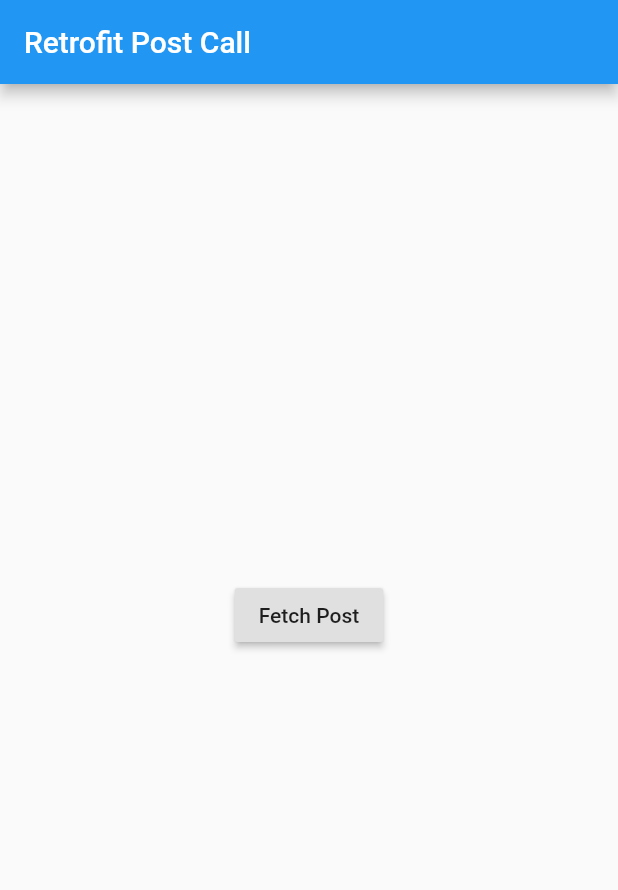
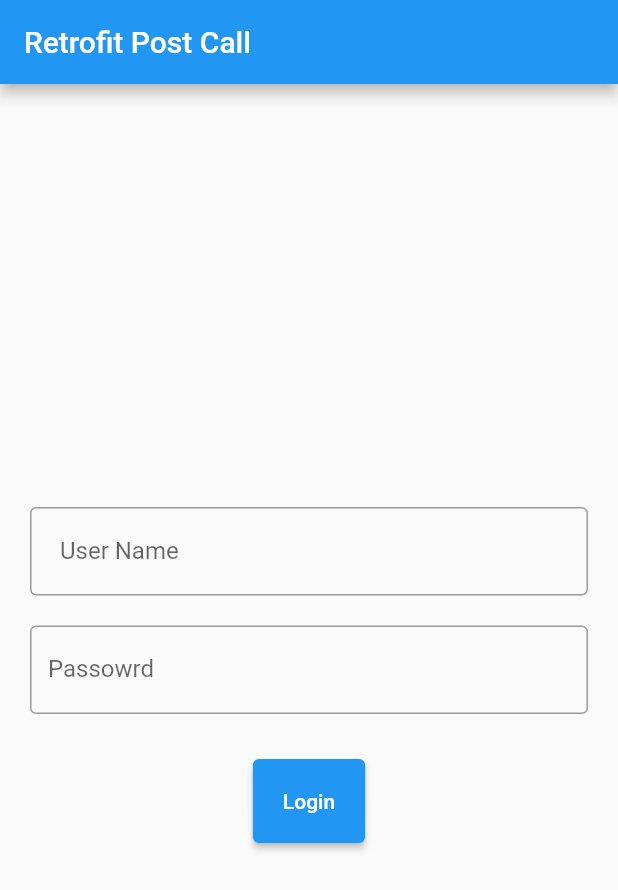
Before and after one commit to enamul95/retrofit_flutter, a Flutter app: the screen it shows after launch, on a phone screen of 412 x 824 dp. Shown: the top 890 px of the screen. Run offline on Flutter 3.47's test engine with Material 2 defaults, Android fonts, the phone set to English and light mode, and no system bars; our stand-ins replace dio, retrofit; generated files the repository leaves out were written again.

Commit message:
add  login page

```diff
--- a/lib/main.dart
+++ b/lib/main.dart
@@ -13,6 +13,7 @@
   @override
   Widget build(BuildContext context) {
     return MaterialApp(
+      debugShowCheckedModeBanner: false,
       title: 'Flutter Demo',
       theme: ThemeData(
         // is not restarted.
@@ -37,67 +38,53 @@
       appBar: AppBar(
         title: Text("Retrofit Post Call"),
       ),
-      body: Center(
-        child: Column(
-          mainAxisAlignment: MainAxisAlignment.center,
-          children: <Widget>[
-            RaisedButton(
-                child: Text("Fetch Post"),
-                // onPressed: () => {
-                //       setState(() {
-                //         pressed = true;
-                //         //fetchData(postNum);
-                //       })
-                //     }),
-
-                onPressed: () => {callApi()}),
-            Padding(padding: EdgeInsets.all(30)),
-            // pressed ? _buildBody(context) : SizedBox(),
-            // pressed:(){},
-          ],
+      body: Container(
+        // color: Colors.cyanAccent,
+        //  margin: const EdgeInsets.all(20.0),
+        child: Padding(
+          padding: const EdgeInsets.all(20),
+          child: Center(
+            child: Column(
+              mainAxisAlignment: MainAxisAlignment.center,
+              children: <Widget>[
+                Padding(
+                  padding: const EdgeInsets.only(top: 20),
+                  child: TextField(
+                    decoration: InputDecoration(
+                        border: OutlineInputBorder(),
+                        contentPadding: const EdgeInsets.all(20.0),
+                        labelText: 'User Name',
+                        hintText: 'Enter User Id.'),
+                  ),
+                ),
+                Padding(
+                  padding: const EdgeInsets.only(top: 20),
+                  child: TextField(
+                    obscureText: true,
+                    decoration: InputDecoration(
+                        border: OutlineInputBorder(),
+                        labelText: 'Passowrd',
+                        hintText: 'Enter Password'),
+                  ),
+                ),
+                const SizedBox(height: 30),
+                ElevatedButton(
+                  child: Text('Login'),
+                  style: ElevatedButton.styleFrom(
+                      padding: const EdgeInsets.all(20)),
+                  onPressed: () => {doLogin()},
+                ),
+              ],
+            ),
+          ),
         ),
       ),
     );
   }
 }
 
-callApi() {
+doLogin() {
   print("calling ....");
   final client = RestClient(Dio(BaseOptions(contentType: "application/json")));
   client.getTasks();
 }
-
-FutureBuilder<Post> _buildBody(BuildContext context) {
-  final client = RestClient(Dio(BaseOptions(contentType: "application/json")));
-  return FutureBuilder<Post>(
-    future: client.getTasks(),
-    builder: (context, snapshot) {
-      if (snapshot.connectionState == ConnectionState.done) {
-        final Post? posts = snapshot.data;
-        return _buildPosts(context, posts!);
-      } else {
-        return Center(
-          child: CircularProgressIndicator(),
-        );
-      }
-    },
-  );
-}
-
-Widget _buildPosts(BuildContext context, Post posts) {
-  return Center(
-    child: Column(
-      mainAxisAlignment: MainAxisAlignment.center,
-      children: <Widget>[
-        Text(
-          "Name : " + posts.name,
-          style: TextStyle(fontSize: 30),
-        ),
-        Text(
-          "Age : " + posts.age.toString(),
-          style: TextStyle(fontSize: 30),
-        ),
-      ],
-    ),
-  );
-}
--- a/lib/repository/retrofit/post_api.dart
+++ b/lib/repository/retrofit/post_api.dart
@@ -4,7 +4,7 @@
 
 part 'post_api.g.dart';
 
-@RestApi(baseUrl: "http://10.11.201.179:8080/")
+@RestApi(baseUrl: "http://localhost:8080/")
 abstract class RestClient {
   factory RestClient(Dio dio) = _RestClient;
   @GET("user")
--- a/pubspec.yaml
+++ b/pubspec.yaml
@@ -28,7 +28,8 @@
   #json_annotation: 3.1.1
   json_annotation: ^4.0.0
   logger: ^1.0.0
-  dio: ^4.0.0-prev3
+  dio: ^4.0.0
+  #dio: ^4.0.0-prev3
 
 
   # The following adds the Cupertino Icons font to your application.
```
Also changed, not shown: lib/repository/retrofit/post_api.g.dart, pubspec.lock.
